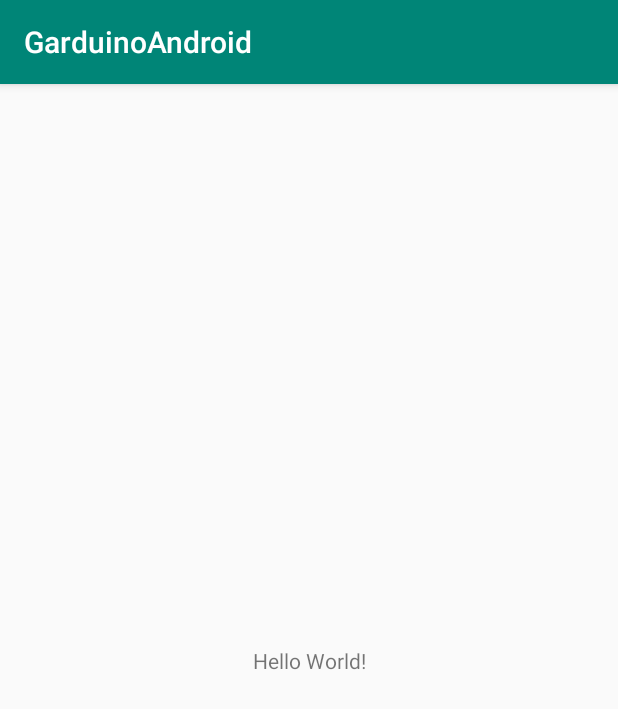
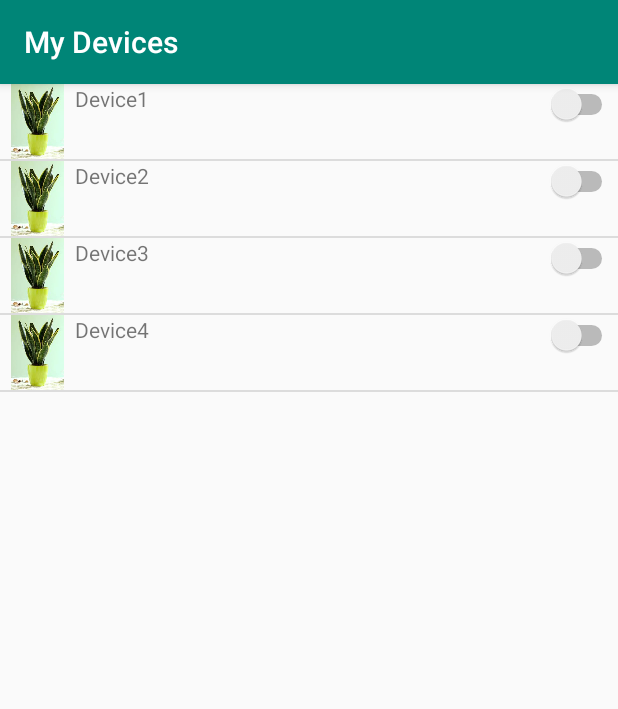
Before and after one commit to GarduinoTeam/Garduino, an Android app: the screen it shows after launch (MainActivity), on a phone screen of 412 x 824 dp. Shown: the top 709 px of the screen. Run offline under Robolectric (Android 15) with nearby library versions, the light colour scheme and no system bars.

Commit message:
First screen done with Gerard.

```diff
--- a/GarduinoAndroid/app/src/main/java/com/example/garduinoandroid/MainActivity.java
+++ b/GarduinoAndroid/app/src/main/java/com/example/garduinoandroid/MainActivity.java
@@ -2,13 +2,32 @@ package com.example.garduinoandroid;
 
 import androidx.appcompat.app.AppCompatActivity;
 
+import android.graphics.drawable.Drawable;
 import android.os.Bundle;
+import android.widget.ArrayAdapter;
+import android.widget.ImageView;
+import android.widget.ListView;
 
 public class MainActivity extends AppCompatActivity {
+
+    ListView listView;
+    ImageView imageView;
+    String[] labelListItems;
+    Drawable[] imageListItems = new Drawable[4];
 
     @Override
     protected void onCreate(Bundle savedInstanceState) {
         super.onCreate(savedInstanceState);
         setContentView(R.layout.activity_main);
+        listView = (ListView) findViewById(R.id.DeviceList);
+        imageListItems[0] = getResources().getDrawable(R.drawable.plant1);
+        imageListItems[1] = getResources().getDrawable(R.drawable.plant2);
+        imageListItems[2] = getResources().getDrawable(R.drawable.plant3);
+        imageListItems[3] = getResources().getDrawable(R.drawable.plant4);
+        //imageView = (ImageView) findViewById(R.id.ImagePlant);
+        labelListItems = getResources().getStringArray(R.array.devicesArray);
+        final ArrayAdapter<String> adapter = new ArrayAdapter<String>(this,R.layout.deviceslist,R.id.ItemName, labelListItems);
+        listView.setAdapter(adapter);
+
     }
 }
--- a/GarduinoAndroid/app/src/main/res/layout/activity_main.xml
+++ b/GarduinoAndroid/app/src/main/res/layout/activity_main.xml
@@ -1,18 +1,14 @@
 <?xml version="1.0" encoding="utf-8"?>
-<androidx.constraintlayout.widget.ConstraintLayout xmlns:android="http://schemas.android.com/apk/res/android"
-    xmlns:app="http://schemas.android.com/apk/res-auto"
+<RelativeLayout xmlns:android="http://schemas.android.com/apk/res/android"
     xmlns:tools="http://schemas.android.com/tools"
     android:layout_width="match_parent"
     android:layout_height="match_parent"
     tools:context=".MainActivity">
 
-    <TextView
-        android:layout_width="wrap_content"
-        android:layout_height="wrap_content"
-        android:text="Hello World!"
-        app:layout_constraintBottom_toBottomOf="parent"
-        app:layout_constraintLeft_toLeftOf="parent"
-        app:layout_constraintRight_toRightOf="parent"
-        app:layout_constraintTop_toTopOf="parent" />
+<ListView
+    android:id="@+id/DeviceList"
+    android:layout_width="match_parent"
+    android:layout_height="match_parent"
+    />
 
-</androidx.constraintlayout.widget.ConstraintLayout>
+</RelativeLayout>
--- /dev/null
+++ b/GarduinoAndroid/app/src/main/res/layout/deviceslist.xml
@@ -0,0 +1,20 @@
+<?xml version="1.0" encoding="utf-8"?>
+<RelativeLayout xmlns:android="http://schemas.android.com/apk/res/android"
+    android:orientation="horizontal" android:layout_width="match_parent"
+    android:layout_height="match_parent">
+    <ImageView
+        android:id="@+id/ImagePlant"
+        android:layout_width="50dp"
+        android:layout_height="50dp"
+        android:src="@drawable/plant4"/>
+    <TextView
+        android:layout_toRightOf="@+id/ImagePlant"
+        android:layout_width="wrap_content"
+        android:layout_height="wrap_content"
+        android:id="@+id/ItemName" />
+    <Switch
+        android:layout_alignParentRight="true"
+        android:layout_width="wrap_content"
+        android:layout_height="wrap_content"
+        />
+</RelativeLayout>
--- a/GarduinoAndroid/app/src/main/res/values/strings.xml
+++ b/GarduinoAndroid/app/src/main/res/values/strings.xml
@@ -1,3 +1,9 @@
 <resources>
-    <string name="app_name">GarduinoAndroid</string>
+    <string name="app_name">My Devices</string>
+    <string-array name="devicesArray" >
+        <item>Device1</item>
+        <item>Device2</item>
+        <item>Device3</item>
+        <item>Device4</item>
+    </string-array>
 </resources>
```
Also changed, not shown: GarduinoAndroid/app/src/main/res/drawable-v24/plant1.jpg (added), GarduinoAndroid/app/src/main/res/drawable-v24/plant2.jpg (added), GarduinoAndroid/app/src/main/res/drawable-v24/plant3.jpg (added), GarduinoAndroid/app/src/main/res/drawable-v24/plant4.jpg (added).
